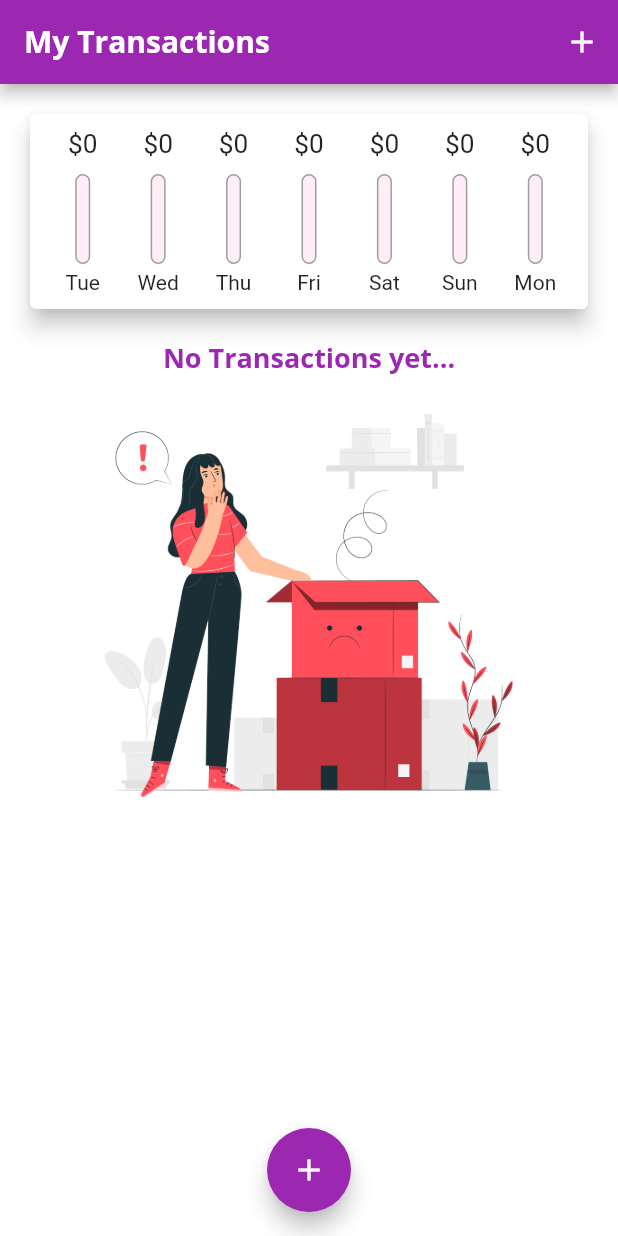
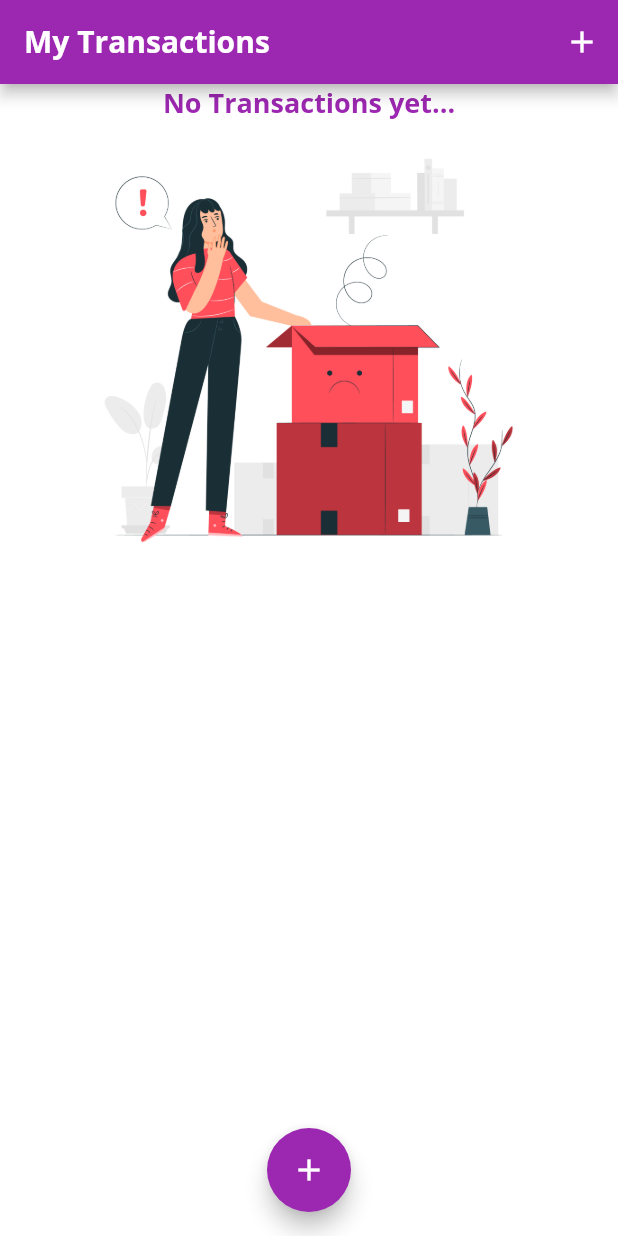
Before and after one commit to Hami0095/TransaKeeper, a Flutter app: the screen it shows after launch, on a phone screen of 412 x 824 dp. Run offline on Flutter 3.47's test engine with Material 2 defaults, Android fonts, the phone set to English and light mode, and no system bars.

Commit message:
Responsive update for the landscape orientation

```diff
--- a/lib/pages/homepage.dart
+++ b/lib/pages/homepage.dart
@@ -1,5 +1,5 @@
 import 'package:flutter/material.dart';
-import 'package:transactioner/widgets/chart.dart';
+import '/widgets/chart.dart';
 import '../models/transactions.dart';
 import '../widgets/new_transactions.dart';
 import '../widgets/transactions_list.dart';
@@ -13,41 +13,10 @@ class HomePage extends StatefulWidget {
 }
 
 class _HomePageState extends State<HomePage> {
-  final List<Transactions> _userTransactions = [
-    // Transactions(
-    //   amount: "500",
-    //   dateTime: DateTime.now(),
-    //   id: 't1',
-    //   title: 'Shoes',
-    // ),
-    // Transactions(
-    //   amount: "1500",
-    //   dateTime: DateTime.now(),
-    //   id: 't2',
-    //   title: 'huawei phone',
-    // ),
-    // Transactions(
-    //   amount: "750",
-    //   dateTime: DateTime.now(),
-    //   id: 't3',
-    //   title: 'CK underwear',
-    // ),
-    // Transactions(
-    //   amount: "7500",
-    //   dateTime: DateTime.now(),
-    //   id: 't4',
-    //   title: 'Jugnu lights',
-    // ),
-    // Transactions(
-    //   amount: "4500",
-    //   dateTime: DateTime.now(),
-    //   id: 't5',
-    //   title: 'Shalwar Kameez',
-    // ),
-  ];
+  final List<Transactions> _userTransactions = [];
 
   int counter = 0;
-
+  bool _showChart = false;
   List<Transactions> get _recentTransactions {
     return _userTransactions.where(
       (element) {
@@ -91,21 +60,32 @@ class _HomePageState extends State<HomePage> {
     );
   }
 
-  @override
-  Widget build(BuildContext context) {
-    return Scaffold(
-      backgroundColor: Colors.white,
-      appBar: AppBar(
+  var appBar = AppBar(
     title: const Text('My Transactions'),
     actions: [
       IconButton(
-            onPressed: () => startAddNewTransaction(context),
+        onPressed: () {
+          //startAddNewTransaction(context);
+        },
         icon: const Icon(
           Icons.add,
         ),
       ),
     ],
+  );
+  @override
+  Widget build(BuildContext context) {
+    final isLandScape =
+        MediaQuery.of(context).orientation == Orientation.landscape;
+    final txListWidget = Container(
+      child: TransactionList(
+        transactions: _userTransactions,
+        remover: _deleteTransaction,
       ),
+    );
+    return Scaffold(
+      backgroundColor: Colors.white,
+      appBar: appBar,
       floatingActionButton: FloatingActionButton(
         onPressed: () => startAddNewTransaction(context),
         child: const Icon(Icons.add),
@@ -116,13 +96,40 @@ class _HomePageState extends State<HomePage> {
           mainAxisAlignment: MainAxisAlignment.start,
           crossAxisAlignment: CrossAxisAlignment.stretch,
           children: [
-            Charts(recentTransactions: _recentTransactions),
+            if (isLandScape)
+              Row(
+                mainAxisAlignment: MainAxisAlignment.center,
+                children: [
+                  const Text(
+                    'Show Chart',
+                    style: TextStyle(
+                      fontFamily: 'OpenSans',
+                      fontSize: 15,
+                      color: Colors.purple,
+                      fontWeight: FontWeight.bold,
+                    ),
+                  ),
+                  Switch(
+                      value: _showChart,
+                      onChanged: (val) {
+                        setState(() {
+                          _showChart = val;
+                        });
+                      })
+                ],
+              ),
+            if (!isLandScape)
+              _showChart == true
+                  ? Container(
+                      height: (MediaQuery.of(context).size.height -
+                              appBar.preferredSize.height -
+                              MediaQuery.of(context).padding.top) *
+                          0.27,
+                      child: Charts(recentTransactions: _recentTransactions),
+                    )
                   // Box to add new transaction:
                   // To-Do add UserTransactions Widget
-            TransactionList(
-              transactions: _userTransactions,
-              remover: _deleteTransaction,
-            ),
+                  : txListWidget,
           ],
         ),
       ),
```
Lines whose indentation alone changed are shown as unchanged.
